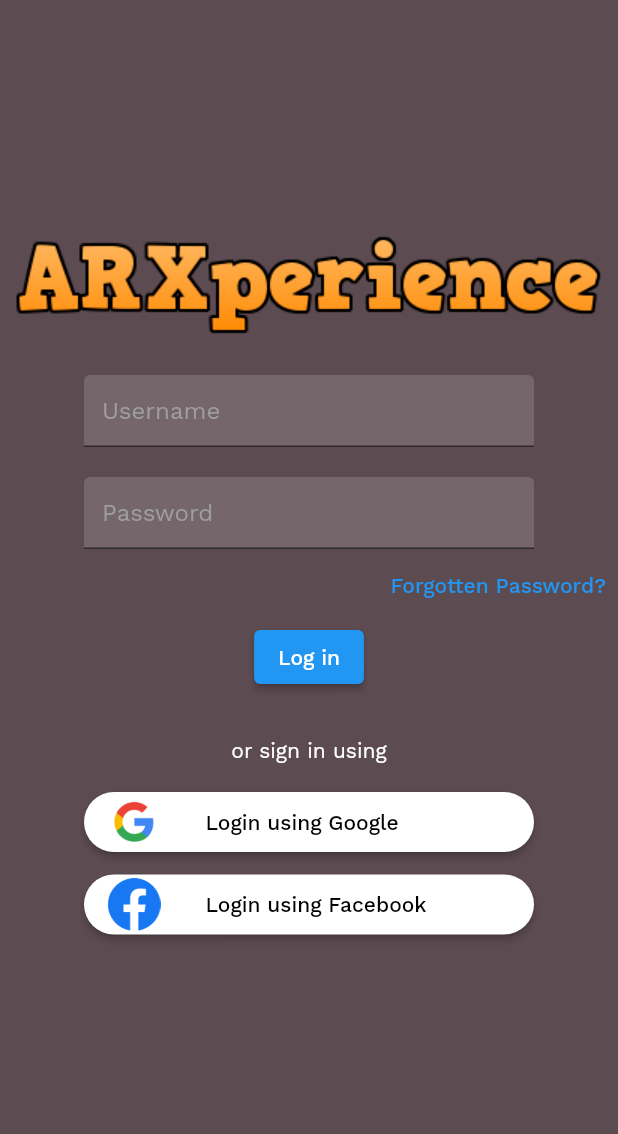
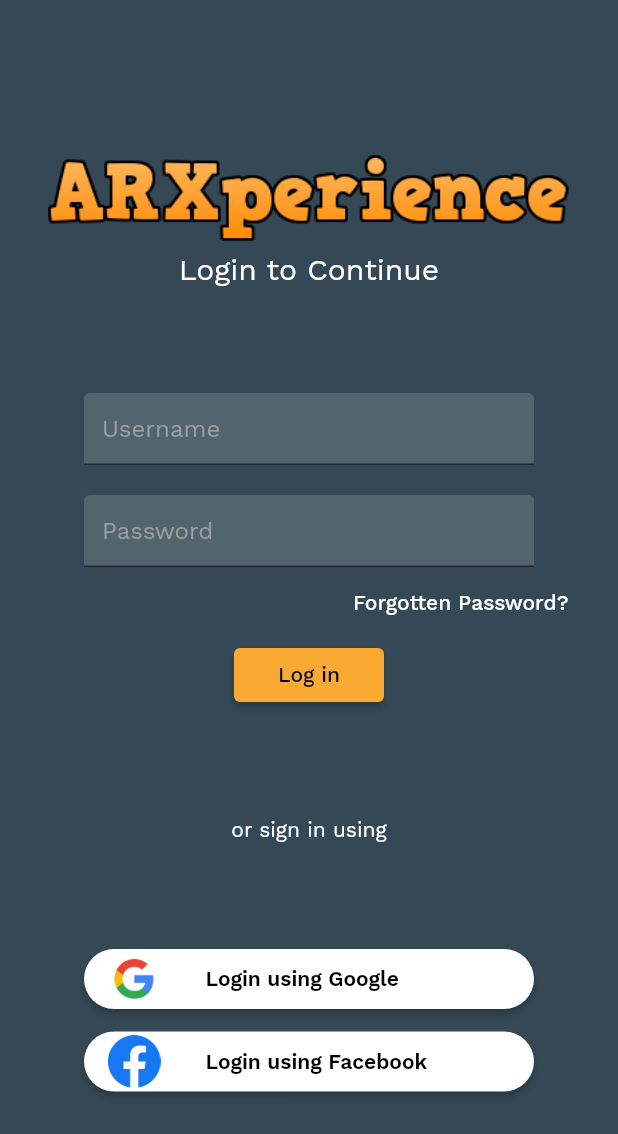
Before and after one commit to Parthiee/arxperience, a Flutter app: the screen it shows after launch, on a phone screen of 412 x 824 dp. Shown: the top 1134 px of the screen. Run offline on Flutter 3.47's test engine with Material 2 defaults, Android fonts, the phone set to English and light mode, and no system bars.

Commit message:
front page

```diff
--- a/lib/first.dart
+++ /dev/null
@@ -1,15 +0,0 @@
-import 'package:flutter/material.dart';
-
-class FirstPage extends StatefulWidget {
-  const FirstPage({super.key});
-
-  @override
-  State<FirstPage> createState() => _FirstPageState();
-}
-
-class _FirstPageState extends State<FirstPage> {
-  @override
-  Widget build(BuildContext context) {
-    return const Placeholder();
-  }
-}
--- a/lib/login.dart
+++ /dev/null
@@ -1,119 +0,0 @@
-import 'package:flutter/material.dart';
-
-class LoginPage extends StatelessWidget {
-  const LoginPage({super.key});
-
-  @override
-  Widget build(BuildContext context) {
-    return Scaffold(
-      resizeToAvoidBottomInset: false,
-      backgroundColor: Color.fromARGB(255, 92, 75, 81),
-      body: Column(
-        // mainAxisAlignment: MainAxisAlignment.center,
-        // crossAxisAlignment: CrossAxisAlignment.stretch,
-        children: [
-          SizedBox(height: 150),
-          Image.asset("assets/images/logo.png"),
-          SizedBox(height: 20),
-          SizedBox(
-            width: 300,
-            child: TextField(
-              decoration: InputDecoration(
-                  hintText: "Username",
-                  hintStyle: TextStyle(
-                    color: Colors.grey,
-                  ),
-                  //border: OutlineInputBorder(
-                  // borderRadius: BorderRadius.circular(100)),
-                  filled: true,
-                  fillColor: Colors.white.withOpacity(0.15)),
-            ),
-          ),
-          SizedBox(height: 20),
-          SizedBox(
-            width: 300,
-            child: TextField(
-                decoration: InputDecoration(
-                    hintText: "Password",
-                    hintStyle: TextStyle(color: Colors.grey),
-                    //border: OutlineInputBorder(
-                    // borderRadius: BorderRadius.circular(100)),
-                    filled: true,
-                    fillColor: Colors.white.withOpacity(0.15))),
-          ),
-          Align(
-            alignment: Alignment.bottomRight,
-            child: TextButton(
-                onPressed: () {
-                  print('Hello Bro!');
-                },
-                child: Text("Forgotten Password?")),
-          ),
-          ElevatedButton(onPressed: () {}, child: Text("Log in")),
-          SizedBox(height: 30),
-          Text(
-            "or sign in using",
-            style: TextStyle(color: Colors.white),
-          ),
-          SizedBox(height: 20),
-          SizedBox(
-            width: 300,
-            height: 40,
-            child: ElevatedButton(
-              onPressed: () {},
-              child: Row(
-                mainAxisAlignment: MainAxisAlignment.start,
-                children: [
-                  Image.asset(
-                    "assets/images/google.png",
-                    height: 35,
-                    width: 35,
-                  ),
-                  SizedBox(width: 30),
-                  Text(
-                    "Login using Google",
-                    style: TextStyle(color: Colors.black),
-                  )
-                ],
-              ),
-              style: ButtonStyle(
-                  backgroundColor: MaterialStatePropertyAll(Colors.white),
-                  shape: MaterialStateProperty.all<RoundedRectangleBorder>(
-                      RoundedRectangleBorder(
-                          borderRadius: BorderRadius.circular(100)))),
-            ),
-          ),
-          SizedBox(height: 15),
-          SizedBox(
-            width: 300,
-            height: 40,
-            child: ElevatedButton(
-              onPressed: () {},
-              child: Row(
-                mainAxisAlignment: MainAxisAlignment.start,
-                children: [
-                  Image.asset(
-                    "assets/images/facebook.png",
-                    height: 35,
-                    width: 35,
-                    //color Color.fromARGB(255, 230, 2, 2).withOpacity(0),
-                  ),
-                  SizedBox(width: 30),
-                  Text(
-                    "Login using Facebook",
-                    style: TextStyle(color: Colors.black),
-                  )
-                ],
-              ),
-              style: ButtonStyle(
-                  backgroundColor: MaterialStatePropertyAll(Colors.white),
-                  shape: MaterialStateProperty.all<RoundedRectangleBorder>(
-                      RoundedRectangleBorder(
-                          borderRadius: BorderRadius.circular(100)))),
-            ),
-          )
-        ],
-      ),
-    );
-  }
-}
--- a/lib/main.dart
+++ b/lib/main.dart
@@ -1,4 +1,6 @@
-import 'package:arxperience/login.dart';
+import 'package:arxperience/pages/homepage.dart';
+import 'package:arxperience/pages/login.dart';
+import 'package:arxperience/styles/app_colors.dart';
 import 'package:flutter/material.dart';
 
 void main() {
@@ -12,8 +14,15 @@ class MyApp extends StatelessWidget {
   Widget build(BuildContext context) {
     // TODO: implement build
     return MaterialApp(
-        theme:ThemeData(fontFamily: "WorkSans"),
-        home: LoginPage()
-            );
+      theme: ThemeData(
+        fontFamily: "WorkSans",
+        scaffoldBackgroundColor: AppColors.primary,
+      ),
+      initialRoute: '/',
+      routes: {
+        '/': (context) => LoginPage(),
+        '/home': (context) => homepage(),
+      },
+    );
   }
 }
--- /dev/null
+++ b/lib/pages/homepage.dart
@@ -0,0 +1,23 @@
+
+
+import 'package:arxperience/styles/app_colors.dart';
+import 'package:flutter/cupertino.dart';
+import 'package:flutter/material.dart';
+
+class homepage extends StatelessWidget {
+  const homepage({super.key});
+
+  @override
+  Widget build(BuildContext context) {
+    return Scaffold(
+      appBar: AppBar(backgroundColor: AppColors.secondary,),
+      bottomNavigationBar: BottomNavigationBar(items: [
+        BottomNavigationBarItem(icon: Icon(Icons.home,color: AppColors.primary1,), label: "Home"),
+        BottomNavigationBarItem(icon: Icon(Icons.laptop_mac,color: AppColors.primary1,), label: "Home")
+
+      ],
+      backgroundColor: AppColors.secondary,),
+
+    );
+  }
+}
--- /dev/null
+++ b/lib/pages/login.dart
@@ -0,0 +1,158 @@
+import 'package:arxperience/styles/app_colors.dart';
+import 'package:flutter/material.dart';
+
+class LoginPage extends StatelessWidget {
+  const LoginPage({super.key});
+
+  @override
+  Widget build(BuildContext context) {
+    return Scaffold(
+      //resizeToAvoidBottomInset: false,
+      //backgroundColor: Color.fromARGB(255, 92, 75, 81),
+      body: SingleChildScrollView(
+        child: SizedBox(
+          height: MediaQuery.of(context).size.height,
+          child: Padding(
+            padding: EdgeInsets.all(25),
+            child: Column(
+              // mainAxisAlignment: MainAxisAlignment.center,
+              // crossAxisAlignment: CrossAxisAlignment.stretch,
+              children: [
+                Spacer(),
+                Image.asset("assets/images/logo.png"),
+                Text(
+                  "Login to Continue",
+                  style: TextStyle(
+                      color: Colors.white,
+                      fontWeight: FontWeight.w400,
+                      fontSize: 20),
+                ),
+                Spacer(),
+                SizedBox(
+                  width: 300,
+                  child: TextField(
+                    decoration: InputDecoration(
+                        hintText: "Username",
+                        hintStyle: TextStyle(
+                          color: Colors.grey,
+                        ),
+                        //border: OutlineInputBorder(
+                        // borderRadius: BorderRadius.circular(100)),
+                        filled: true,
+                        fillColor: Colors.white.withOpacity(0.15)),
+                  ),
+                ),
+                SizedBox(height: 20),
+                SizedBox(
+                  width: 300,
+                  child: TextField(
+                      decoration: InputDecoration(
+                          hintText: "Password",
+                          hintStyle: TextStyle(color: Colors.grey),
+                          //border: OutlineInputBorder(
+                          // borderRadius: BorderRadius.circular(100)),
+                          filled: true,
+                          fillColor: Colors.white.withOpacity(0.15))),
+                ),
+                Align(
+                  alignment: Alignment.bottomRight,
+                  child: TextButton(
+                    onPressed: () {
+                      print('Hello Bro!');
+                    },
+                    child: Text(
+                      "Forgotten Password?",
+                      style: TextStyle(color: Colors.white),
+                    ),
+                  ),
+                ),
+                SizedBox(
+                  width: 100,
+                  child: ElevatedButton(
+                    onPressed: () {
+                      Navigator.of(context).pushReplacementNamed('/home');
+                    },
+                    child: Text(
+                      "Log in",
+                      style: TextStyle(color: Colors.black),
+                    ),
+                    style: ButtonStyle(
+                        backgroundColor:
+                            MaterialStatePropertyAll(AppColors.secondary)),
+                  ),
+                ),
+                Spacer(),
+                Text(
+                  "or sign in using",
+                  style: TextStyle(color: Colors.white),
+                ),
+                Spacer(),
+                SizedBox(
+                  width: 300,
+                  height: 40,
+                  child: ElevatedButton(
+                    onPressed: () {},
+                    child: Row(
+                      mainAxisAlignment: MainAxisAlignment.start,
+                      children: [
+                        Image.asset(
+                          "assets/images/google.png",
+                          height: 35,
+                          width: 35,
+                        ),
+                        SizedBox(width: 30),
+                        Text(
+                          "Login using Google",
+                          style: TextStyle(
+                              color: Colors.black, fontWeight: FontWeight.w600),
+                        )
+                      ],
+                    ),
+                    style: ButtonStyle(
+                        backgroundColor: MaterialStatePropertyAll(Colors.white),
+                        shape:
+                            MaterialStateProperty.all<RoundedRectangleBorder>(
+                                RoundedRectangleBorder(
+                                    borderRadius: BorderRadius.circular(100)))),
+                  ),
+                ),
+                SizedBox(height: 15),
+                SizedBox(
+                  width: 300,
+                  height: 40,
+                  child: ElevatedButton(
+                    onPressed: () {},
+                    child: Row(
+                      mainAxisAlignment: MainAxisAlignment.start,
+                      children: [
+                        Image.asset(
+                          "assets/images/facebook.png",
+                          height: 35,
+                          width: 35,
+                          //color Color.fromARGB(255, 230, 2, 2).withOpacity(0),
+                        ),
+                        SizedBox(width: 30),
+                        Text(
+                          "Login using Facebook",
+                          style: TextStyle(
+                              color: Colors.black, fontWeight: FontWeight.w600),
+                        )
+                      ],
+                    ),
+                    style: ButtonStyle(
+                        backgroundColor: MaterialStatePropertyAll(Colors.white),
+                        shape:
+                            MaterialStateProperty.all<RoundedRectangleBorder>(
+                                RoundedRectangleBorder(
+                                    borderRadius: BorderRadius.circular(100)))),
+                  ),
+                ),
+                Spacer(),
+              ],
+            ),
+          ),
+        ),
+      ),
+    );
+  }
+}
--- /dev/null
+++ b/lib/styles/app_colors.dart
@@ -0,0 +1,8 @@
+import 'package:flutter/material.dart';
+
+class AppColors {
+  static const primary = Color(0xff344955);
+  static const primary1 = Color(0xff232f34);
+  static const primary2 = Color(0xff4a6572);
+  static const secondary = Color(0xfff9aa33);
+}
```
